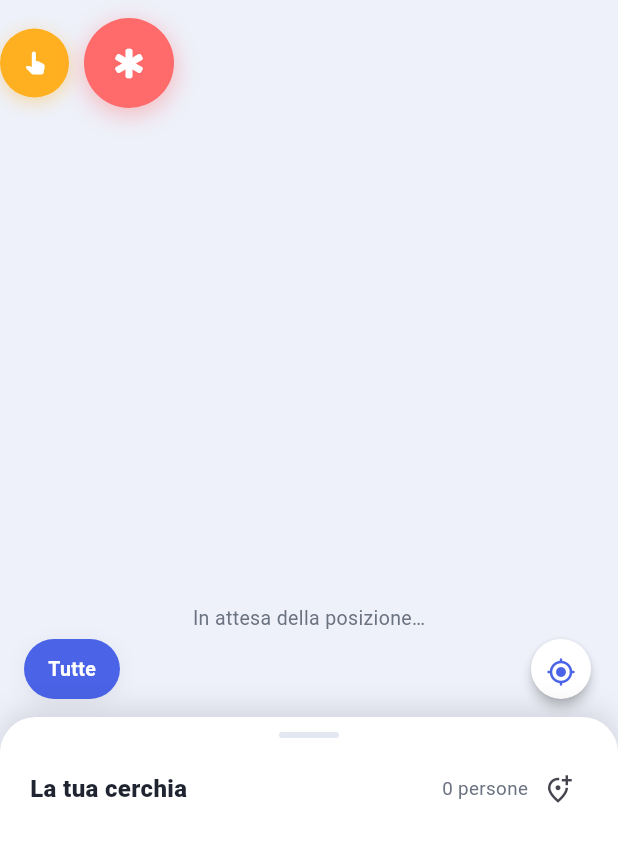
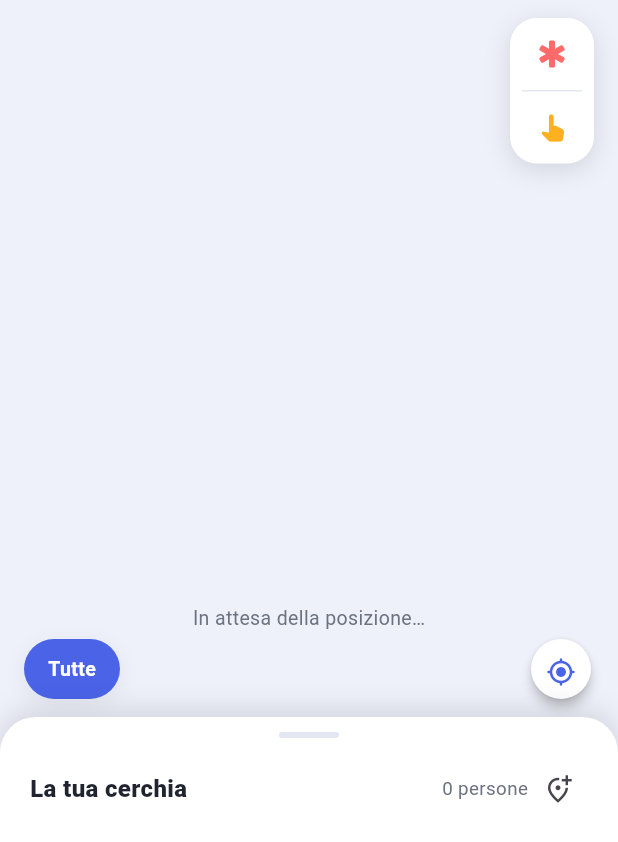
Before and after one commit to Taaawhiri/Kinly, a Flutter app: the MapHomeScreen screen opened directly, on a phone screen of 412 x 824 dp. Shown: the top 842 px of the screen. Run offline on Flutter 3.47's test engine with Material 3 defaults, Android fonts, the phone set to English and light mode, and no system bars; our stand-ins replace battery_plus, firebase_core, firebase_messaging, flutter_compass, flutter_local_notifications, geocoding and 4 more; missing offline and left inert: maplibre_gl; accounts and stored records are empty; network calls fail.

Commit message:
Cerchie: risparmia spazio (tocca il codice per copiarlo, icone più compatte); mappa: SOS/Aiuto in un'unica pillola a destra
- Le tue cerchie: tolto il pulsante copia separato, ora basta toccare il codice invito per copiarlo; icone azione più compatte per non andare a capo
- Mappa live: SOS e Aiuto ora sono un unico gruppo verticale con angoli arrotondati sul bordo destro, invece di due cerchi colorati separati

Co-Authored-By: Claude Sonnet 5 <noreply@anthropic.com>
Claude-Session: https://claude.ai/code/session_01CpCZYmCTmyt1v5GkCEhjyD

```diff
--- a/lib/screens/circles/circles_screen.dart
+++ b/lib/screens/circles/circles_screen.dart
@@ -325,48 +325,72 @@ class _CircleCard extends StatelessWidget {
           Row(
             children: [
               Expanded(
+                child: InkWell(
+                  borderRadius: BorderRadius.circular(10),
+                  onTap: () {
+                    Clipboard.setData(ClipboardData(text: circle.inviteCode));
+                    ScaffoldMessenger.of(context).showSnackBar(const SnackBar(content: Text('Codice invito copiato')));
+                  },
                   child: Container(
                     padding: const EdgeInsets.symmetric(horizontal: 12, vertical: 8),
                     decoration: BoxDecoration(color: AppTheme.surfaceAlt, borderRadius: BorderRadius.circular(10)),
+                    child: Row(
+                      mainAxisSize: MainAxisSize.min,
+                      children: [
+                        Flexible(
                           child: Text(
                             circle.inviteCode,
+                            overflow: TextOverflow.ellipsis,
                             style: TextStyle(fontWeight: FontWeight.w700, letterSpacing: 1, fontSize: 13, color: AppTheme.textPrimary),
+                          ),
+                        ),
+                        const SizedBox(width: 6),
+                        Icon(Icons.copy_rounded, size: 13, color: AppTheme.textSecondary),
+                      ],
+                    ),
                   ),
                 ),
               ),
               const SizedBox(width: 8),
               IconButton(
-                onPressed: () {
-                  Clipboard.setData(ClipboardData(text: circle.inviteCode));
-                  ScaffoldMessenger.of(context).showSnackBar(const SnackBar(content: Text('Codice invito copiato')));
-                },
-                icon: Icon(Icons.copy_rounded, size: 18, color: AppTheme.textSecondary),
-                tooltip: 'Copia codice invito',
-              ),
-              IconButton(
                 onPressed: () => Navigator.of(context).push(MaterialPageRoute(builder: (_) => SafeZonesScreen(circle: circle))),
                 icon: Icon(Icons.fence_rounded, size: 18, color: AppTheme.textSecondary),
                 tooltip: 'Aree sicure',
+                visualDensity: VisualDensity.compact,
+                padding: EdgeInsets.zero,
+                constraints: const BoxConstraints(minWidth: 34, minHeight: 34),
               ),
               IconButton(
                 onPressed: () => Navigator.of(context).push(MaterialPageRoute(builder: (_) => MeetingPointScreen(circle: circle))),
                 icon: Icon(Icons.share_location_rounded, size: 18, color: AppTheme.textSecondary),
                 tooltip: 'Punto d\'incontro',
+                visualDensity: VisualDensity.compact,
+                padding: EdgeInsets.zero,
+                constraints: const BoxConstraints(minWidth: 34, minHeight: 34),
               ),
               IconButton(
                 onPressed: () => Navigator.of(context).push(MaterialPageRoute(builder: (_) => CircleMessagesScreen(circle: circle))),
                 icon: Icon(Icons.forum_outlined, size: 18, color: AppTheme.textSecondary),
                 tooltip: 'Messaggi',
+                visualDensity: VisualDensity.compact,
+                padding: EdgeInsets.zero,
+                constraints: const BoxConstraints(minWidth: 34, minHeight: 34),
               ),
               IconButton(
                 onPressed: () => Navigator.of(context).push(MaterialPageRoute(builder: (_) => CircleExpensesScreen(circle: circle))),
                 icon: Icon(Icons.receipt_long_outlined, size: 18, color: AppTheme.textSecondary),
                 tooltip: 'Spese di gruppo',
+                visualDensity: VisualDensity.compact,
+                padding: EdgeInsets.zero,
+                constraints: const BoxConstraints(minWidth: 34, minHeight: 34),
               ),
               IconButton(
                 onPressed: () => _openSharingModeSheet(context, circle),
                 icon: Icon(Icons.tune_rounded, size: 18, color: AppTheme.textSecondary),
                 tooltip: 'La tua modalità in questa cerchia',
+                visualDensity: VisualDensity.compact,
+                padding: EdgeInsets.zero,
+                constraints: const BoxConstraints(minWidth: 34, minHeight: 34),
               ),
             ],
           ),
--- a/lib/screens/map/map_home_screen.dart
+++ b/lib/screens/map/map_home_screen.dart
@@ -274,12 +274,20 @@ class _MapHomeScreenState extends State<MapHomeScreen> {
                       alignment: Alignment.topRight,
                       child: Padding(
                         padding: const EdgeInsets.fromLTRB(0, 12, 16, 0),
-                        child: Row(
-                          crossAxisAlignment: CrossAxisAlignment.center,
-                          children: [
-                            _HelpButton(
-                              active: state.myActiveHelpRequest != null,
-                              onTap: () {
+                        child: _EmergencyActionsGroup(
+                          sosActive: state.myActiveSos != null,
+                          helpActive: state.myActiveHelpRequest != null,
+                          onSosTap: () {
+                            final mySos = state.myActiveSos;
+                            if (mySos != null) {
+                              Navigator.of(context).push(
+                                MaterialPageRoute(builder: (_) => SosAlertScreen(alert: mySos, person: state.me)),
+                              );
+                            } else {
+                              _confirmAndTriggerSos();
+                            }
+                          },
+                          onHelpTap: () {
                             final mine = state.myActiveHelpRequest;
                             if (mine != null) {
                               Navigator.of(context).push(
@@ -290,29 +298,13 @@ class _MapHomeScreenState extends State<MapHomeScreen> {
                             }
                           },
                         ),
-                            const SizedBox(width: 10),
-                            _SosButton(
-                              active: state.myActiveSos != null,
-                              onTap: () {
-                                final mySos = state.myActiveSos;
-                                if (mySos != null) {
-                                  Navigator.of(context).push(
-                                    MaterialPageRoute(builder: (_) => SosAlertScreen(alert: mySos, person: state.me)),
-                                  );
-                                } else {
-                                  _confirmAndTriggerSos();
-                                }
-                              },
-                            ),
-                          ],
-                        ),
                       ),
                     ),
                   ),
                   if (_hasAnyBanner(state))
                     SafeArea(
                       child: Padding(
-                        padding: const EdgeInsets.fromLTRB(16, 90, 16, 0),
+                        padding: const EdgeInsets.fromLTRB(16, 130, 16, 0),
                         child: Column(
                           children: [
                             for (final alert in state.activeSosAlerts.where((a) => a.profileId != state.me.id))
@@ -493,28 +485,107 @@ class _MapHomeScreenState extends State<MapHomeScreen> {
   }
 }
 
-class _SosButton extends StatelessWidget {
-  const _SosButton({required this.active, required this.onTap});
-  final bool active;
-  final VoidCallback onTap;
+/// SOS e Aiuto raggruppati in un'unica "pillola" verticale sul bordo destro
+/// della mappa: più discreta di due cerchi colorati separati, ma con SOS
+/// comunque riconoscibile in cima e in rosso pieno quando attivo.
+class _EmergencyActionsGroup extends StatelessWidget {
+  const _EmergencyActionsGroup({
+    required this.sosActive,
+    required this.helpActive,
+    required this.onSosTap,
+    required this.onHelpTap,
+  });
+
+  final bool sosActive;
+  final bool helpActive;
+  final VoidCallback onSosTap;
+  final VoidCallback onHelpTap;
 
   @override
   Widget build(BuildContext context) {
-    return GestureDetector(
+    return Container(
+      decoration: BoxDecoration(
+        color: AppTheme.surface,
+        borderRadius: BorderRadius.circular(18),
+        boxShadow: [BoxShadow(color: Colors.black.withOpacity(0.12), blurRadius: 14, offset: const Offset(0, 4))],
+      ),
+      child: Column(
+        mainAxisSize: MainAxisSize.min,
+        children: [
+          _EmergencyActionButton(
+            icon: Icons.emergency_rounded,
+            color: AppTheme.accentCoral,
+            active: sosActive,
+            activeLabel: 'SOS attivo',
+            semanticLabel: 'Attiva SOS',
+            onTap: onSosTap,
+            topRadius: 18,
+          ),
+          Container(height: 1, width: 40, color: AppTheme.divider),
+          _EmergencyActionButton(
+            icon: Icons.pan_tool_alt_rounded,
+            color: AppTheme.accentAmber,
+            active: helpActive,
+            activeLabel: 'Aiuto richiesto',
+            semanticLabel: 'Chiedi aiuto',
+            onTap: onHelpTap,
+            bottomRadius: 18,
+          ),
+        ],
+      ),
+    );
+  }
+}
+
+class _EmergencyActionButton extends StatelessWidget {
+  const _EmergencyActionButton({
+    required this.icon,
+    required this.color,
+    required this.active,
+    required this.activeLabel,
+    required this.semanticLabel,
+    required this.onTap,
+    this.topRadius = 0,
+    this.bottomRadius = 0,
+  });
+
+  final IconData icon;
+  final Color color;
+  final bool active;
+  final String activeLabel;
+  final String semanticLabel;
+  final VoidCallback onTap;
+  final double topRadius;
+  final double bottomRadius;
+
+  @override
+  Widget build(BuildContext context) {
+    final radius = BorderRadius.vertical(top: Radius.circular(topRadius), bottom: Radius.circular(bottomRadius));
+    return Material(
+      color: active ? color.withOpacity(0.12) : Colors.transparent,
+      borderRadius: radius,
+      child: InkWell(
         onTap: onTap,
+        borderRadius: radius,
         child: Container(
-        width: 60,
-        height: 60,
-        decoration: BoxDecoration(
-          shape: BoxShape.circle,
-          color: AppTheme.accentCoral,
-          border: active ? Border.all(color: Colors.white, width: 3) : null,
-          boxShadow: [BoxShadow(color: AppTheme.accentCoral.withOpacity(0.45), blurRadius: 14, offset: const Offset(0, 4))],
-        ),
+          width: 56,
+          padding: const EdgeInsets.symmetric(vertical: 12),
           alignment: Alignment.center,
           child: Semantics(
-          label: active ? 'SOS attivo' : 'Attiva SOS',
-          child: Icon(Icons.emergency_rounded, color: Colors.white, size: active ? 30 : 26),
+            label: active ? activeLabel : semanticLabel,
+            child: Stack(
+              clipBehavior: Clip.none,
+              children: [
+                Icon(icon, color: color, size: 24),
+                if (active)
+                  Positioned(
+                    right: -2,
+                    top: -2,
+                    child: Container(width: 9, height: 9, decoration: BoxDecoration(shape: BoxShape.circle, color: color)),
+                  ),
+              ],
+            ),
+          ),
         ),
       ),
     );
@@ -549,34 +620,6 @@ class _SosBanner extends StatelessWidget {
               ),
             ),
           ],
-        ),
-      ),
-    );
-  }
-}
-
-class _HelpButton extends StatelessWidget {
-  const _HelpButton({required this.active, required this.onTap});
-  final bool active;
-  final VoidCallback onTap;
-
-  @override
-  Widget build(BuildContext context) {
-    return GestureDetector(
-      onTap: onTap,
-      child: Container(
-        width: 46,
-        height: 46,
-        decoration: BoxDecoration(
-          shape: BoxShape.circle,
-          color: AppTheme.accentAmber,
-          border: active ? Border.all(color: Colors.white, width: 2.4) : null,
-          boxShadow: [BoxShadow(color: AppTheme.accentAmber.withOpacity(0.4), blurRadius: 10, offset: const Offset(0, 3))],
-        ),
-        alignment: Alignment.center,
-        child: Semantics(
-          label: active ? 'Aiuto richiesto' : 'Chiedi aiuto',
-          child: const Icon(Icons.pan_tool_alt_rounded, color: Colors.white, size: 20),
         ),
       ),
     );
```
Lines whose indentation alone changed are shown as unchanged.
